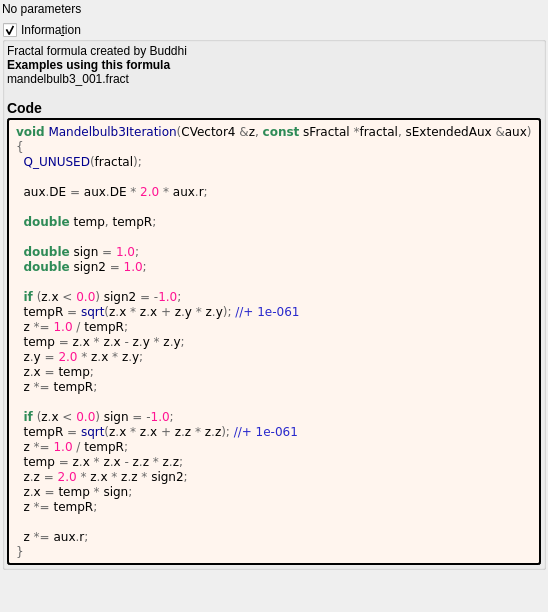
Old version of the form mandelbulber2/deploy/share/mandelbulber2/formula/ui/mandelbulb3.ui in the repository irinox-ctrl/mandelbulber2.
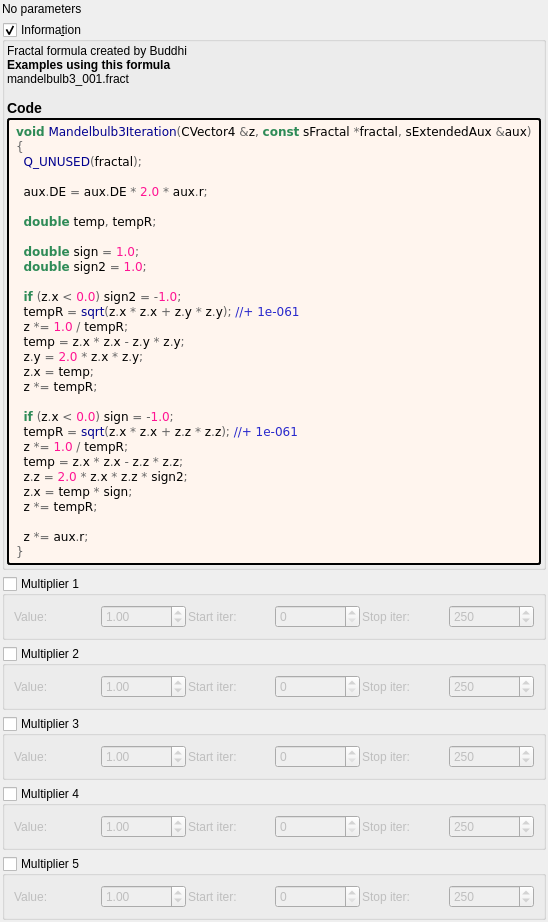
New version of the form. Custom widgets are drawn as their Qt base class.

Commit message:
feat: add 5 general-purpose multipliers to all 1007 fractal formulas
Each multiplier has:
- Checkbox (OFF by default)
- Value spinbox (default 1.0, range -100 to 100)
- Iteration start/stop range

Logic: z *= value; DE *= |value|;

Uses existing transformCommon parameters:
- Checkboxes: functionEnabledBx/By/Bz/Bw/CzFalse
- Values: scale4/5/6/8/16
- Ranges: startIterationsB-F/stopIterationsB-F

Modified 1007 .cpp (CPU), 1006 .cl (GPU), 1023 .ui files.
Both source (formula/) and deploy (deploy/share/) copies updated.

Patch:
```diff
--- a/mandelbulber2/deploy/share/mandelbulber2/formula/ui/mandelbulb3.ui
+++ b/mandelbulber2/deploy/share/mandelbulber2/formula/ui/mandelbulb3.ui
@@ -131,6 +131,192 @@
      </layout>
     </widget>
    </item>
+   <item>
+    <widget class="MyGroupBox" name="groupCheck_transf_function_enabledBx_false">
+     <property name="title"><string>Multiplier 1</string></property>
+     <property name="checkable"><bool>true</bool></property>
+     <property name="checked"><bool>false</bool></property>
+     <layout class="QGridLayout" name="gridLayout_mult1">
+      <property name="spacing"><number>2</number></property>
+      <item row="0" column="0">
+       <widget class="QLabel"><property name="text"><string>Value:</string></property></widget>
+      </item>
+      <item row="0" column="1">
+       <widget class="MyDoubleSpinBox" name="spinbox_transf_scale_4">
+        <property name="minimum"><double>-100.0</double></property><property name="maximum"><double>100.0</double></property>
+        <property name="singleStep"><double>0.01</double></property><property name="value"><double>1.0</double></property>
+       </widget>
+      </item>
+      <item row="0" column="2">
+       <widget class="QLabel"><property name="text"><string>Start iter:</string></property></widget>
+      </item>
+      <item row="0" column="3">
+       <widget class="MySpinBox" name="spinboxInt_transf_start_iterations_B">
+        <property name="minimum"><number>0</number></property><property name="maximum"><number>10000</number></property>
+        <property name="value"><number>0</number></property>
+       </widget>
+      </item>
+      <item row="0" column="4">
+       <widget class="QLabel"><property name="text"><string>Stop iter:</string></property></widget>
+      </item>
+      <item row="0" column="5">
+       <widget class="MySpinBox" name="spinboxInt_transf_stop_iterations_B">
+        <property name="minimum"><number>0</number></property><property name="maximum"><number>10000</number></property>
+        <property name="value"><number>250</number></property>
+       </widget>
+      </item>
+     </layout>
+    </widget>
+   </item>
+   <item>
+    <widget class="MyGroupBox" name="groupCheck_transf_function_enabledBy_false">
+     <property name="title"><string>Multiplier 2</string></property>
+     <property name="checkable"><bool>true</bool></property>
+     <property name="checked"><bool>false</bool></property>
+     <layout class="QGridLayout" name="gridLayout_mult2">
+      <property name="spacing"><number>2</number></property>
+      <item row="0" column="0">
+       <widget class="QLabel"><property name="text"><string>Value:</string></property></widget>
+      </item>
+      <item row="0" column="1">
+       <widget class="MyDoubleSpinBox" name="spinbox_transf_scale_5">
+        <property name="minimum"><double>-100.0</double></property><property name="maximum"><double>100.0</double></property>
+        <property name="singleStep"><double>0.01</double></property><property name="value"><double>1.0</double></property>
+       </widget>
+      </item>
+      <item row="0" column="2">
+       <widget class="QLabel"><property name="text"><string>Start iter:</string></property></widget>
+      </item>
+      <item row="0" column="3">
+       <widget class="MySpinBox" name="spinboxInt_transf_start_iterations_C">
+        <property name="minimum"><number>0</number></property><property name="maximum"><number>10000</number></property>
+        <property name="value"><number>0</number></property>
+       </widget>
+      </item>
+      <item row="0" column="4">
+       <widget class="QLabel"><property name="text"><string>Stop iter:</string></property></widget>
+      </item>
+      <item row="0" column="5">
+       <widget class="MySpinBox" name="spinboxInt_transf_stop_iterations_C">
+        <property name="minimum"><number>0</number></property><property name="maximum"><number>10000</number></property>
+        <property name="value"><number>250</number></property>
+       </widget>
+      </item>
+     </layout>
+    </widget>
+   </item>
+   <item>
+    <widget class="MyGroupBox" name="groupCheck_transf_function_enabledBz_false">
+     <property name="title"><string>Multiplier 3</string></property>
+     <property name="checkable"><bool>true</bool></property>
+     <property name="checked"><bool>false</bool></property>
+     <layout class="QGridLayout" name="gridLayout_mult3">
+      <property name="spacing"><number>2</number></property>
+      <item row="0" column="0">
+       <widget class="QLabel"><property name="text"><string>Value:</string></property></widget>
+      </item>
+      <item row="0" column="1">
+       <widget class="MyDoubleSpinBox" name="spinbox_transf_scale_6">
+        <property name="minimum"><double>-100.0</double></property><property name="maximum"><double>100.0</double></property>
+        <property name="singleStep"><double>0.01</double></property><property name="value"><double>1.0</double></property>
+       </widget>
+      </item>
+      <item row="0" column="2">
+       <widget class="QLabel"><property name="text"><string>Start iter:</string></property></widget>
+      </item>
+      <item row="0" column="3">
+       <widget class="MySpinBox" name="spinboxInt_transf_start_iterations_D">
+        <property name="minimum"><number>0</number></property><property name="maximum"><number>10000</number></property>
+        <property name="value"><number>0</number></property>
+       </widget>
+      </item>
+      <item row="0" column="4">
+       <widget class="QLabel"><property name="text"><string>Stop iter:</string></property></widget>
+      </item>
+      <item row="0" column="5">
+       <widget class="MySpinBox" name="spinboxInt_transf_stop_iterations_D">
+        <property name="minimum"><number>0</number></property><property name="maximum"><number>10000</number></property>
+        <property name="value"><number>250</number></property>
+       </widget>
+      </item>
+     </layout>
+    </widget>
+   </item>
+   <item>
+    <widget class="MyGroupBox" name="groupCheck_transf_function_enabledBw_false">
+     <property name="title"><string>Multiplier 4</string></property>
+     <property name="checkable"><bool>true</bool></property>
+     <property name="checked"><bool>false</bool></property>
+     <layout class="QGridLayout" name="gridLayout_mult4">
+      <property name="spacing"><number>2</number></property>
+      <item row="0" column="0">
+       <widget class="QLabel"><property name="text"><string>Value:</string></property></widget>
+      </item>
+      <item row="0" column="1">
+       <widget class="MyDoubleSpinBox" name="spinbox_transf_scale_8">
+        <property name="minimum"><double>-100.0</double></property><property name="maximum"><double>100.0</double></property>
+        <property name="singleStep"><double>0.01</double></property><property name="value"><double>1.0</double></property>
+       </widget>
+      </item>
+      <item row="0" column="2">
+       <widget class="QLabel"><property name="text"><string>Start iter:</string></property></widget>
+      </item>
+      <item row="0" column="3">
+       <widget class="MySpinBox" name="spinboxInt_transf_start_iterations_E">
+        <property name="minimum"><number>0</number></property><property name="maximum"><number>10000</number></property>
+        <property name="value"><number>0</number></property>
+       </widget>
+      </item>
+      <item row="0" column="4">
+       <widget class="QLabel"><property name="text"><string>Stop iter:</string></property></widget>
+      </item>
+      <item row="0" column="5">
+       <widget class="MySpinBox" name="spinboxInt_transf_stop_iterations_E">
+        <property name="minimum"><number>0</number></property><property name="maximum"><number>10000</number></property>
+        <property name="value"><number>250</number></property>
+       </widget>
+      </item>
+     </layout>
+    </widget>
+   </item>
+   <item>
+    <widget class="MyGroupBox" name="groupCheck_transf_function_enabledCz_false">
+     <property name="title"><string>Multiplier 5</string></property>
+     <property name="checkable"><bool>true</bool></property>
+     <property name="checked"><bool>false</bool></property>
+     <layout class="QGridLayout" name="gridLayout_mult5">
+      <property name="spacing"><number>2</number></property>
+      <item row="0" column="0">
+       <widget class="QLabel"><property name="text"><string>Value:</string></property></widget>
+      </item>
+      <item row="0" column="1">
+       <widget class="MyDoubleSpinBox" name="spinbox_transf_scale_16">
+        <property name="minimum"><double>-100.0</double></property><property name="maximum"><double>100.0</double></property>
+        <property name="singleStep"><double>0.01</double></property><property name="value"><double>1.0</double></property>
+       </widget>
+      </item>
+      <item row="0" column="2">
+       <widget class="QLabel"><property name="text"><string>Start iter:</string></property></widget>
+      </item>
+      <item row="0" column="3">
+       <widget class="MySpinBox" name="spinboxInt_transf_start_iterations_F">
+        <property name="minimum"><number>0</number></property><property name="maximum"><number>10000</number></property>
+        <property name="value"><number>0</number></property>
+       </widget>
+      </item>
+      <item row="0" column="4">
+       <widget class="QLabel"><property name="text"><string>Stop iter:</string></property></widget>
+      </item>
+      <item row="0" column="5">
+       <widget class="MySpinBox" name="spinboxInt_transf_stop_iterations_F">
+        <property name="minimum"><number>0</number></property><property name="maximum"><number>10000</number></property>
+        <property name="value"><number>250</number></property>
+       </widget>
+      </item>
+     </layout>
+    </widget>
+   </item>
+
    <item>
     <spacer name="verticalSpacer">
      <property name="orientation">
@@ -153,6 +339,16 @@
    <header>my_group_box.h</header>
    <container>1</container>
   </customwidget>
+   <customwidget>
+   <class>MyDoubleSpinBox</class>
+   <extends>QDoubleSpinBox</extends>
+   <header>my_double_spin_box.h</header>
+  </customwidget>
+   <customwidget>
+   <class>MySpinBox</class>
+   <extends>QSpinBox</extends>
+   <header>my_spin_box.h</header>
+  </customwidget>
  </customwidgets>
  <tabstops>
   <tabstop>groupCheck_info</tabstop>
```
The commit also changes 3972 other files.
